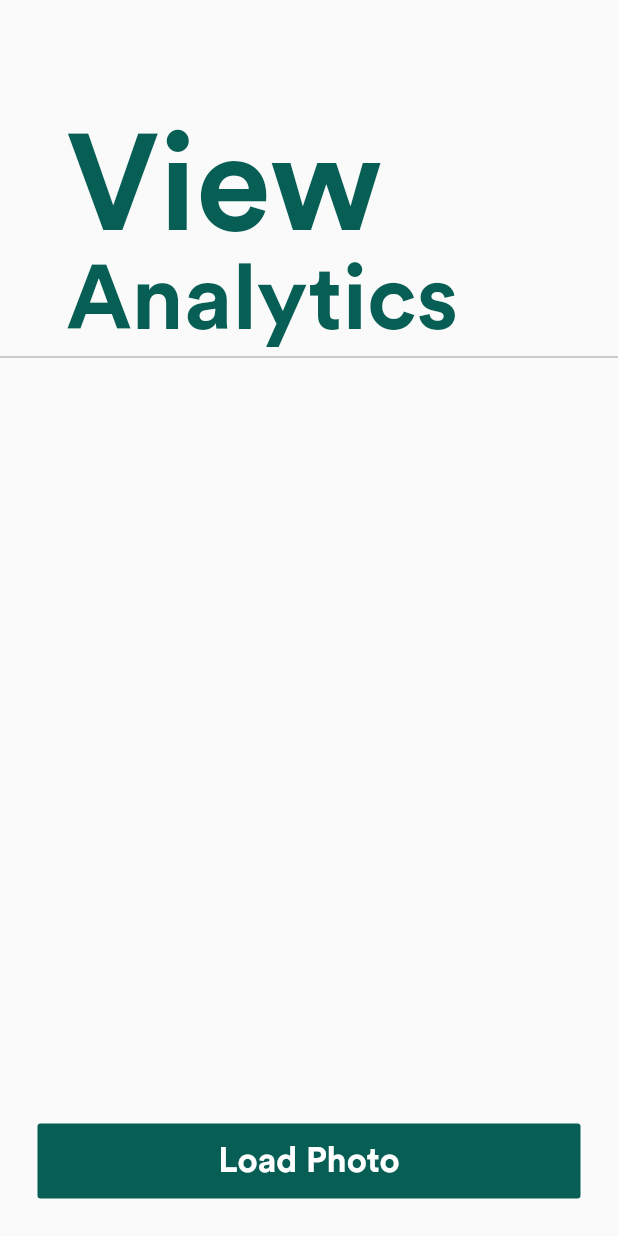
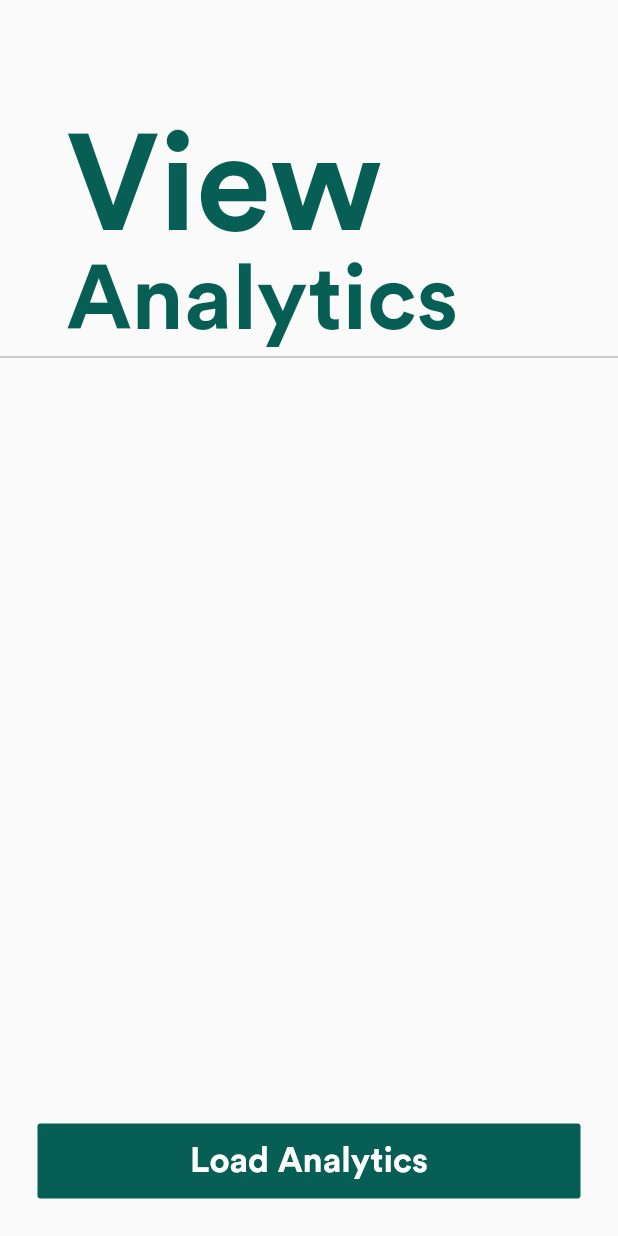
Before and after one commit to Manorama09/Optima, a Flutter app: the LoadFirebaseStorageImage screen opened directly, on a phone screen of 412 x 824 dp. Run offline on Flutter 3.47's test engine with Material 2 defaults, Android fonts, the phone set to English and light mode, and no system bars; our stand-ins replace animated_text_kit, image_picker; missing offline and left inert: draggable_floating_button, flutter_ibm_watson, watson_assistant_v2; statements that could not run were skipped.

Commit message:
Update analytics_screen.dart

```diff
--- a/lib/screens/analytics_screen.dart
+++ b/lib/screens/analytics_screen.dart
@@ -4,13 +4,12 @@ import 'package:optima/providers/fire_storage_service.dart';
 import 'package:optima/widgets/app_drawer.dart';
 
 
-final String image1 = "ibm.png";
-final String image2 = "tree.jpg";
-final String image3="Adafruit-1.png";
-final String image4="optima_logo";
+final String image1 = "image1.jpg";
+final String image2 = "image2.jpg";
+final String image3="image3.jpg";
 
 
-String image = image1;
+String image = "";
 class LoadFirebaseStorageImage extends StatefulWidget {
   @override
   _LoadFirebaseStorageImageState createState() =>
@@ -19,14 +18,14 @@ class LoadFirebaseStorageImage extends StatefulWidget {
 
 class _LoadFirebaseStorageImageState extends State<LoadFirebaseStorageImage> {
 
-  var imageList = [image1, image2,image3,image4];
+  var imageList = [image1, image2,image3];
   int i=-1;
   int nextImageCount(){
-    if(i!=3){
+    if(i!=2){
       i++;
 
     }
-    else if(i==3){
+    else if(i==2){
       i=0;
     }
     return i;
@@ -123,7 +122,7 @@ class _LoadFirebaseStorageImageState extends State<LoadFirebaseStorageImage> {
 //                  image = imageList[_random.nextInt(imageList.length)];
                 });
               },
-              child: Text('Load Photo',
+              child: Text('Load Analytics',
                 style: TextStyle(
                     color: Colors.white,
                     fontFamily: "lineto",
```
